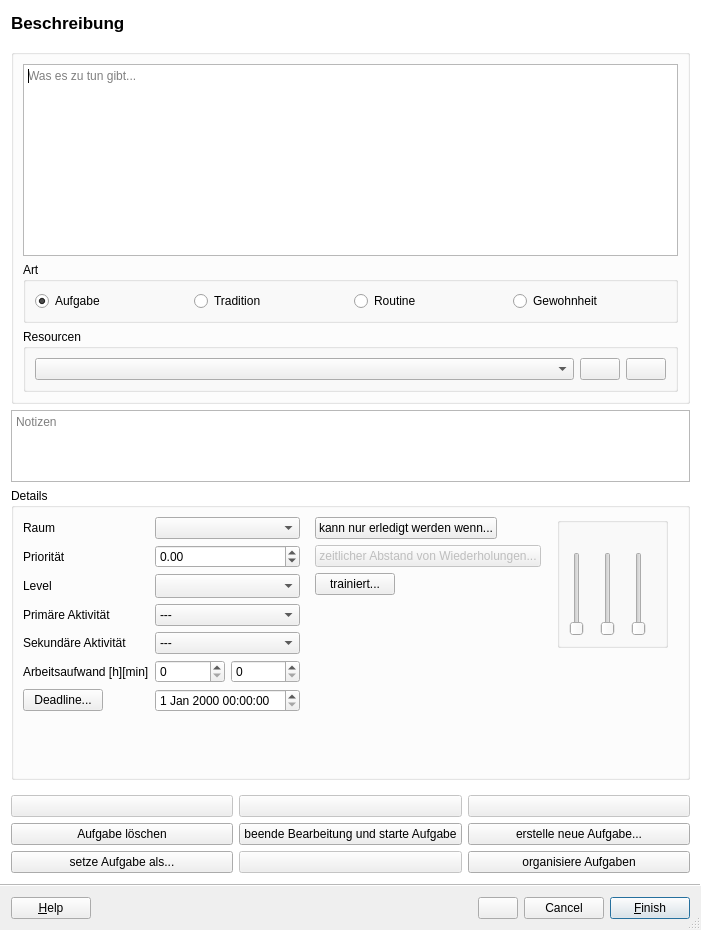
First picture: the form in src/ui/task_editor.ui, repository amogorkon/watnu, before the edit.
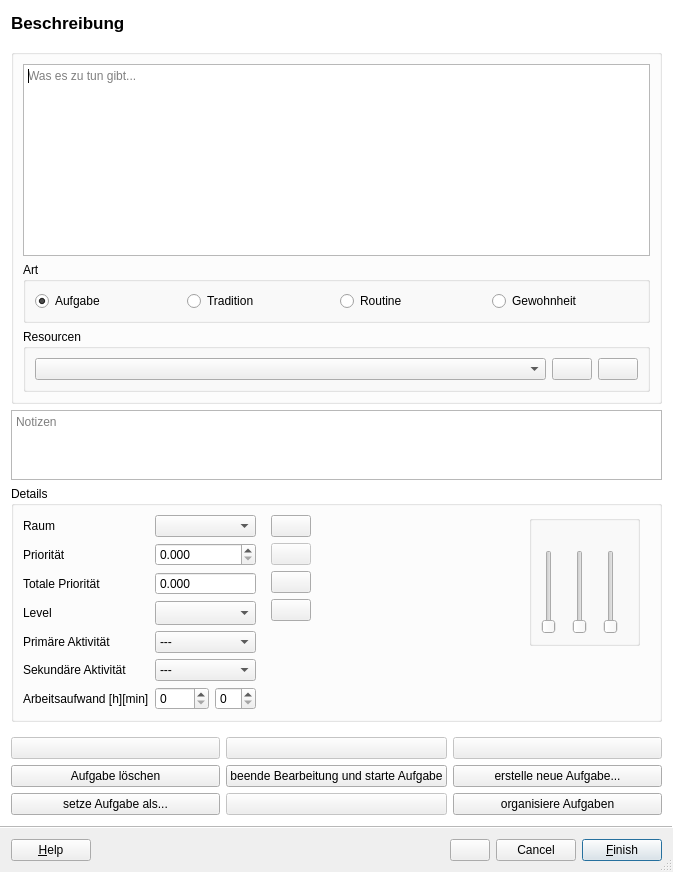
Second picture: the form after the edit. Icons and pictures are not drawn.

Diff of the .ui file:
```diff
--- a/src/ui/task_editor.ui
+++ b/src/ui/task_editor.ui
@@ -6,8 +6,8 @@
    <rect>
     <x>0</x>
     <y>0</y>
-    <width>623</width>
-    <height>930</height>
+    <width>673</width>
+    <height>843</height>
    </rect>
   </property>
   <property name="windowTitle">
@@ -268,17 +268,17 @@
          <item row="1" column="1">
           <widget class="QDoubleSpinBox" name="priority">
            <property name="decimals">
-            <number>2</number>
+            <number>3</number>
            </property>
            <property name="minimum">
-            <double>-99999.990000000005239</double>
+            <double>0.000000000000000</double>
            </property>
            <property name="maximum">
             <double>99999.990000000005239</double>
            </property>
           </widget>
          </item>
-         <item row="2" column="0">
+         <item row="3" column="0">
           <widget class="QLabel" name="label_4">
            <property name="text">
             <string>Level</string>
@@ -288,7 +288,7 @@
            </property>
           </widget>
          </item>
-         <item row="2" column="1">
+         <item row="3" column="1">
           <widget class="QComboBox" name="level">
            <property name="enabled">
             <bool>true</bool>
@@ -313,7 +313,7 @@
            </property>
           </widget>
          </item>
-         <item row="3" column="0">
+         <item row="4" column="0">
           <widget class="QLabel" name="label_5">
            <property name="text">
             <string>Primäre Aktivität </string>
@@ -323,7 +323,7 @@
            </property>
           </widget>
          </item>
-         <item row="3" column="1">
+         <item row="4" column="1">
           <widget class="QComboBox" name="primary_activity">
            <item>
             <property name="text">
@@ -332,7 +332,7 @@
            </item>
           </widget>
          </item>
-         <item row="5" column="0">
+         <item row="6" column="0">
           <widget class="QLabel" name="label_6">
            <property name="text">
             <string>Sekundäre Aktivität</string>
@@ -342,7 +342,7 @@
            </property>
           </widget>
          </item>
-         <item row="5" column="1">
+         <item row="6" column="1">
           <widget class="QComboBox" name="secondary_activity">
            <property name="currentText">
             <string>---</string>
@@ -357,7 +357,7 @@
            </item>
           </widget>
          </item>
-         <item row="8" column="0">
+         <item row="9" column="0">
           <widget class="QLabel" name="label_2">
            <property name="text">
             <string>Arbeitsaufwand [h][min]</string>
@@ -367,7 +367,7 @@
            </property>
           </widget>
          </item>
-         <item row="8" column="1">
+         <item row="9" column="1">
           <layout class="QHBoxLayout" name="horizontalLayout_2">
            <item>
             <widget class="QSpinBox" name="ETA_hours">
@@ -381,22 +381,29 @@
            </item>
           </layout>
          </item>
-         <item row="9" column="1">
-          <widget class="QDateTimeEdit" name="dateTimeEdit"/>
-         </item>
-         <item row="9" column="0">
-          <widget class="QPushButton" name="choose_deadline_button">
+         <item row="2" column="0">
+          <widget class="QLabel" name="label_7">
            <property name="text">
-            <string>Deadline...</string>
+            <string>Totale Priorität</string>
            </property>
-           <property name="shortcut">
-            <string>7</string>
+          </widget>
+         </item>
+         <item row="2" column="1">
+          <widget class="QDoubleSpinBox" name="total_priority">
+           <property name="enabled">
+            <bool>true</bool>
            </property>
-           <property name="checkable">
-            <bool>false</bool>
+           <property name="readOnly">
+            <bool>true</bool>
            </property>
-           <property name="checked">
-            <bool>false</bool>
+           <property name="buttonSymbols">
+            <enum>QAbstractSpinBox::NoButtons</enum>
+           </property>
+           <property name="decimals">
+            <number>3</number>
+           </property>
+           <property name="maximum">
+            <double>99999.990000000005239</double>
            </property>
           </widget>
          </item>
@@ -407,26 +414,17 @@
          <property name="rightMargin">
           <number>10</number>
          </property>
-         <item row="2" column="0">
-          <widget class="QPushButton" name="choose_constraints_button">
-           <property name="enabled">
-            <bool>true</bool>
-           </property>
-           <property name="text">
-            <string>kann nur erledigt werden wenn...</string>
-           </property>
-           <property name="shortcut">
-            <string>2</string>
-           </property>
-          </widget>
-         </item>
          <item row="3" column="0">
           <widget class="QPushButton" name="choose_repeats_button">
            <property name="enabled">
             <bool>false</bool>
            </property>
            <property name="text">
-            <string>zeitlicher Abstand von Wiederholungen...</string>
+            <string/>
+           </property>
+           <property name="icon">
+            <iconset>
+             <normaloff>../extra/repeats.svg</normaloff>../extra/repeats.svg</iconset>
            </property>
            <property name="shortcut">
             <string>8</string>
@@ -442,13 +440,54 @@
             </sizepolicy>
            </property>
            <property name="text">
-            <string>trainiert...</string>
+            <string/>
+           </property>
+           <property name="icon">
+            <iconset>
+             <normaloff>../extra/skills.svg</normaloff>../extra/skills.svg</iconset>
            </property>
            <property name="shortcut">
             <string>9</string>
            </property>
           </widget>
          </item>
+         <item row="5" column="0">
+          <widget class="QPushButton" name="choose_deadline_button">
+           <property name="text">
+            <string/>
+           </property>
+           <property name="icon">
+            <iconset>
+             <normaloff>../extra/feathericons/log-in.svg</normaloff>../extra/feathericons/log-in.svg</iconset>
+           </property>
+           <property name="shortcut">
+            <string>7</string>
+           </property>
+           <property name="checkable">
+            <bool>false</bool>
+           </property>
+           <property name="checked">
+            <bool>false</bool>
+           </property>
+          </widget>
+         </item>
+         <item row="2" column="0">
+          <widget class="QPushButton" name="choose_constraints_button">
+           <property name="enabled">
+            <bool>true</bool>
+           </property>
+           <property name="text">
+            <string/>
+           </property>
+           <property name="icon">
+            <iconset>
+             <normaloff>../extra/constraints.svg</normaloff>../extra/constraints.svg</iconset>
+           </property>
+           <property name="shortcut">
+            <string>2</string>
+           </property>
+          </widget>
+         </item>
         </layout>
        </item>
        <item>
```
